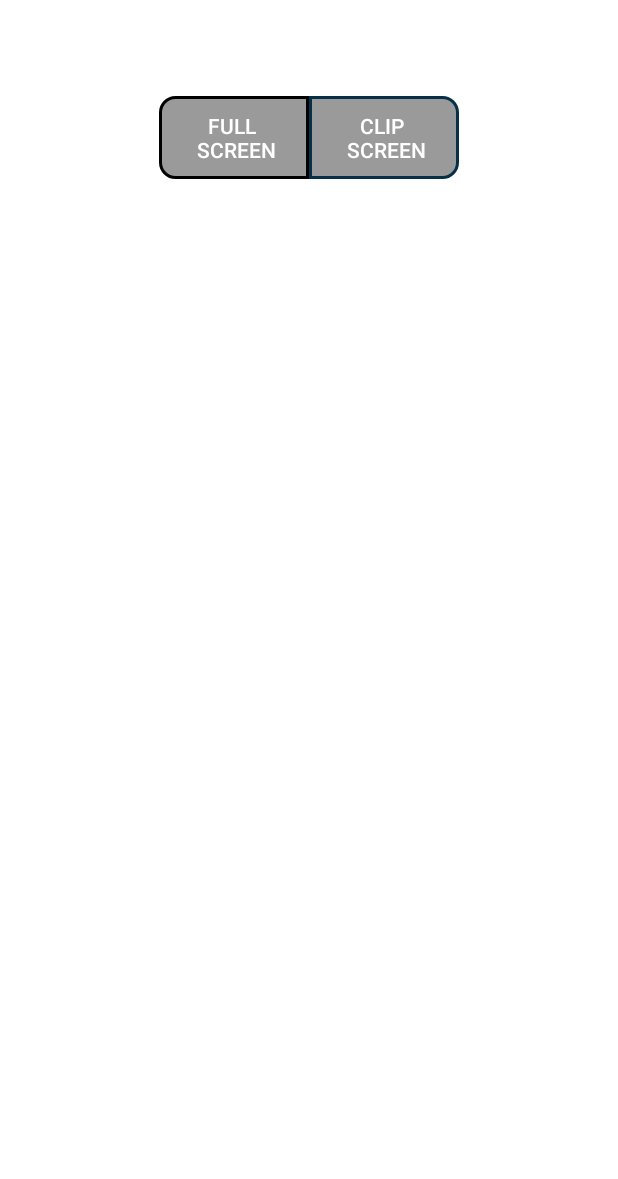
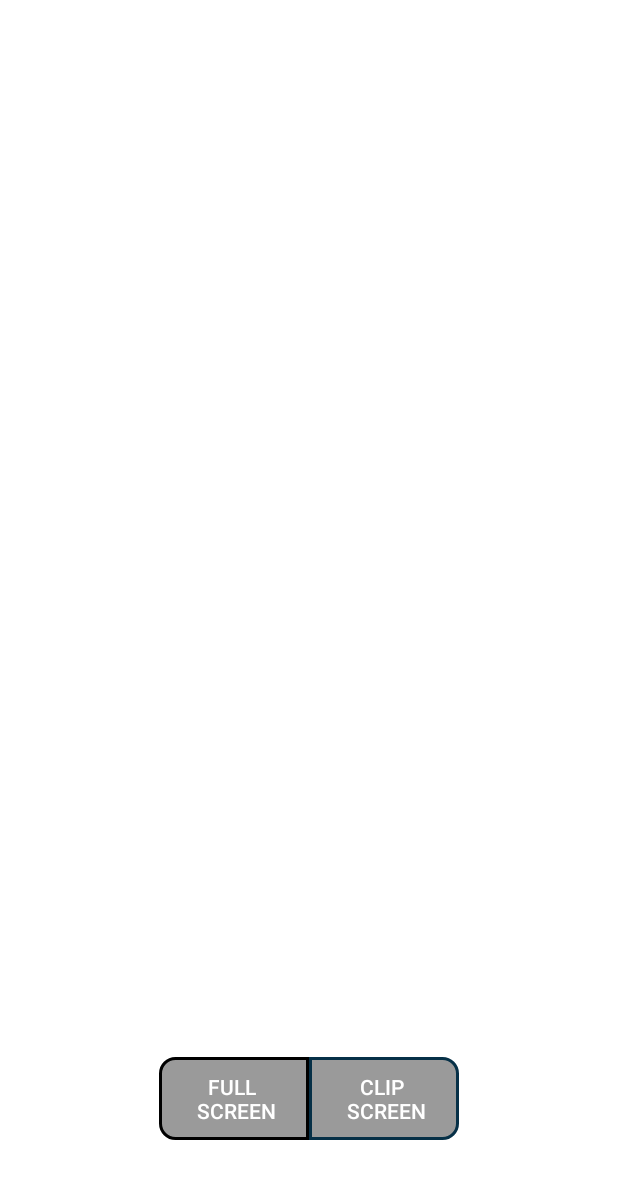
Before and after one commit to ArnavGohil/Snipping-Tool-Android, an Android app: the screen it shows after launch (MainActivity), on a phone screen of 412 x 824 dp. Shown: the top 1179 px of the screen. Run offline under Robolectric (Android 15) with nearby library versions, the phone set to English and light mode, and no system bars.

Commit message:
HUD Layout

```diff
--- a/app/src/main/AndroidManifest.xml
+++ b/app/src/main/AndroidManifest.xml
@@ -20,6 +20,8 @@
                 <category android:name="android.intent.category.LAUNCHER" />
             </intent-filter>
         </activity>
+
+        <service android:name=".ChatHeadService"/>
     </application>
 
 </manifest>
--- a/app/src/main/java/com/example/screenshotutility/MainActivity.java
+++ b/app/src/main/java/com/example/screenshotutility/MainActivity.java
@@ -2,7 +2,6 @@ package com.example.screenshotutility;
 
 import androidx.appcompat.app.AppCompatActivity;
 import androidx.core.content.ContextCompat;
-
 import android.Manifest;
 import android.content.Intent;
 import android.content.pm.PackageManager;
@@ -11,6 +10,7 @@ import android.graphics.Color;
 import android.net.Uri;
 import android.os.Bundle;
 import android.os.Environment;
+import android.provider.Settings;
 import android.util.Log;
 import android.view.View;
 import android.widget.Button;
@@ -30,6 +30,7 @@ public class MainActivity extends AppCompatActivity {
     private View main;
     private ImageView imageView;
     private static File file=null;
+    private static final int CODE_DRAW_OVER_OTHER_APP_PERMISSION = 2084;
 
 
     @Override
@@ -41,15 +42,25 @@ public class MainActivity extends AppCompatActivity {
                 != PackageManager.PERMISSION_GRANTED)
         {
             requestPermissions( new String[]{Manifest.permission.WRITE_EXTERNAL_STORAGE},0);
+        }
+        if ( !Settings.canDrawOverlays(this)) {
+
+            //If the draw over permission is not available open the settings screen
+            //to grant the permission.
+            Intent intent = new Intent(Settings.ACTION_MANAGE_OVERLAY_PERMISSION,
+                    Uri.parse("package:" + getPackageName()));
+            startActivityForResult(intent, CODE_DRAW_OVER_OTHER_APP_PERMISSION);
+        }
 
 
-        }
+        main = findViewById(R.id.main);
+        Button btnFull =findViewById(R.id.full);
+        Button btnClip =findViewById(R.id.clip);
 
-        main = findViewById(R.id.main);
-        Button btn =findViewById(R.id.full);
-        btn.setOnClickListener(new View.OnClickListener() {
+        btnFull.setOnClickListener(new View.OnClickListener() {
             @Override
             public void onClick(View view) {
+                startService(new Intent(MainActivity.this , ChatHeadService.class));
                 findViewById(R.id.ll).setVisibility(View.INVISIBLE);
                 Bitmap b = Screenshot.takeScreenShotOfRootView(main);
                 Toast.makeText(MainActivity.this , "ScreenShot Taken" , Toast.LENGTH_SHORT).show();
@@ -58,6 +69,17 @@ public class MainActivity extends AppCompatActivity {
                 findViewById(R.id.ll).setVisibility(View.VISIBLE);
             }
         });
+
+        btnClip.setOnClickListener(new View.OnClickListener() {
+
+            @Override
+            public void onClick(View v) {
+                stopService(new Intent(MainActivity.this, ChatHeadService.class));
+            }
+
+        });
+
+
 
     }
 
--- a/app/src/main/res/layout/activity_main.xml
+++ b/app/src/main/res/layout/activity_main.xml
@@ -13,11 +13,10 @@
         android:id="@+id/ll"
         android:layout_width="wrap_content"
         android:layout_height="wrap_content"
-        android:layout_marginTop="64dp"
+        android:layout_marginBottom="64dp"
+        app:layout_constraintBottom_toBottomOf="parent"
         app:layout_constraintEnd_toEndOf="parent"
-        app:layout_constraintStart_toStartOf="parent"
-        app:layout_constraintTop_toTopOf="parent"
-        >
+        app:layout_constraintStart_toStartOf="parent">
 
         <Button
             android:id="@+id/full"
```
Also changed, not shown: app/src/main/java/com/example/screenshotutility/ChatHeadService.java (added, +65 -0 lines), app/src/main/res/layout/linear_disp.xml (added, +25 -0 lines).
